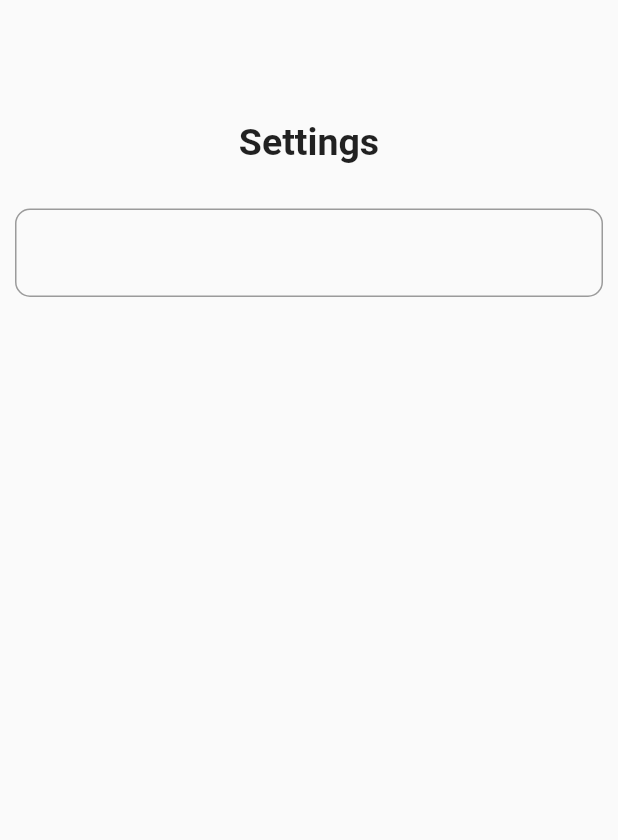
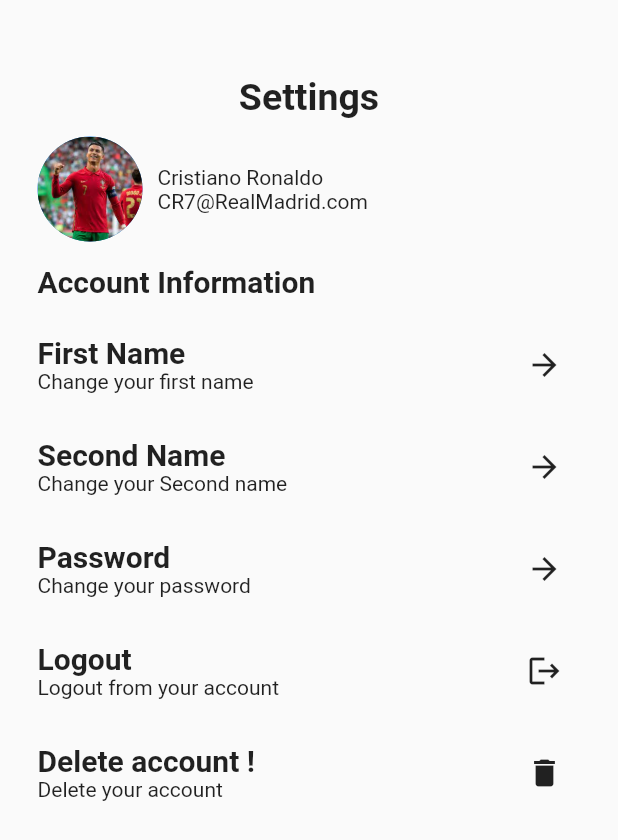
Before and after one commit to OmarOsama77/posts, a Flutter app: the Setting screen opened directly, on a phone screen of 412 x 824 dp. Shown: the top 840 px of the screen. Run offline on Flutter 3.47's test engine with Material 2 defaults, Android fonts, the phone set to English and light mode, and no system bars.

Commit message:
setting screen added

```diff
--- a/lib/main.dart
+++ b/lib/main.dart
@@ -1,6 +1,7 @@
-import 'package:flutter/material.dart';
+ import 'package:flutter/material.dart';
 import 'package:posts/providers/bottom_nav_bar_provider.dart';
 import 'package:posts/providers/register_view_model.dart';
+import 'package:posts/providers/settings_provider.dart';
 import 'package:posts/screens/home.dart';
 import 'package:posts/screens/authentication_screens/login.dart';
 import 'package:posts/screens/navigation/bottom_navigation_bar.dart';
@@ -20,6 +21,7 @@ class MyApp extends StatelessWidget {
       providers: [
         ChangeNotifierProvider(create:(_)=>RegisterViewModel()),
         ChangeNotifierProvider(create:(_)=>NavigationProvider()),
+        ChangeNotifierProvider(create:(_)=>SettingViewModel()),
       ],
       child: MaterialApp(
           initialRoute: '/',
--- /dev/null
+++ b/lib/providers/settings_provider.dart
@@ -0,0 +1,17 @@
+import 'package:flutter/material.dart';
+
+class SettingViewModel with ChangeNotifier{
+
+    //   showDialog(context: context, builder: (context)=>AlertDialog(
+    //           title: Text("Change your first name"),
+    //           content: TextFormField(
+    //             decoration: InputDecoration(
+    //               hintText: "Enter a new first name "
+    //             ),
+    //           ),
+    //           actions: [
+    //             ElevatedButton(onPressed: (){}, child: Text("Submit"))
+    //           ],
+    // ));
+
+}
--- a/lib/screens/setting.dart
+++ b/lib/screens/setting.dart
@@ -1,42 +1,127 @@
 import 'package:flutter/material.dart';
+import 'package:provider/provider.dart';
+
+import '../providers/settings_provider.dart';
 
 class Setting extends StatelessWidget {
   const Setting({Key? key}) : super(key: key);
+  Widget textField(String hintText){
+    return TextFormField(
+        decoration: InputDecoration(
+         hintText: hintText
+        ),
+    );
+  }
+    void passwordDialog (BuildContext context){
+        showDialog(context: context, builder: (context)=>AlertDialog(
+            title: Text("Change Password"),
+            content: Column(mainAxisSize: MainAxisSize.min,
+              children: [
+                  textField("Old Password"),
+                    textField("New Password"),
+                    textField("Confirm Password"),
+              ],
+            ),
+            actions: [
+              ElevatedButton(onPressed: (){}, child: Text("submit"))
+            ],
+        ));
+    }
+      void showDialogg (BuildContext context,String title, String hintText){
+           showDialog(context: context, builder: (context)=>AlertDialog(
+              title: Text(title),
+              content:  textField(hintText),
+              actions: [
+                ElevatedButton(onPressed: (){}, child: Text("Submit"))
+              ],
+    ));
+      }
+      Widget settingItem(onPreased(),String t1, String t2,Icon icon){
+        return Row(mainAxisAlignment: MainAxisAlignment.spaceBetween,
+          children: [
+                 Column(crossAxisAlignment: CrossAxisAlignment.start,
+                      children: [
+                        Text(t1,style: TextStyle(fontSize: 20,fontWeight: FontWeight.bold),),
+                        Text(t2)
+                      ],
+                    ),
+                    IconButton(onPressed: (){
+                        onPreased();
+                    }, icon: icon)
+                  ],
 
+        );
+      }
   @override
   Widget build(BuildContext context) {
     double screenWidth = MediaQuery.of(context).size.width;
+    final data = Provider.of<SettingViewModel>(context);
     return Scaffold(
-      body:
-      Container(
-        padding: EdgeInsets.only(top: 80),
+      body:   SafeArea(
+        child: SingleChildScrollView(
+          child: Container(
+            padding: EdgeInsets.only(top: 50,left: 25,right: 25),
             width: double.infinity,
-        child: Column(crossAxisAlignment: CrossAxisAlignment.center,
+            child: Column(mainAxisAlignment: MainAxisAlignment.spaceAround,crossAxisAlignment: CrossAxisAlignment.start,
               children: [
-            Text("Settings",style: TextStyle(fontWeight: FontWeight.bold,fontSize: 25),),
-            SizedBox(height: 30,),
-           SizedBox(
-             width: screenWidth-20,
-             child:  TextFormField(
+                Center(child: Text("Settings",style: TextStyle(fontSize: 25,fontWeight: FontWeight.bold),)),
+                SizedBox(height: 12,),
+                Row(
+                  children: [
+                    CircleAvatar(radius: 35,backgroundImage: AssetImage("images/ronaldo.jpg"),),
+                    SizedBox(width: 10,),
+                    Column(crossAxisAlignment: CrossAxisAlignment.start,mainAxisAlignment: MainAxisAlignment.spaceAround,
+                      children: [
+                        Text("Cristiano Ronaldo"),
 
-               decoration: InputDecoration(
-                 border: OutlineInputBorder(
-                   borderRadius: const BorderRadius.all(
-                     const Radius.circular(10.0),
+                        Text("CR7@RealMadrid.com")
+                      ],
+                    )
+                  ],
                 ),
-                   borderSide: BorderSide(
-                     width: 2,
-                     style: BorderStyle.solid,
+                SizedBox(height: 15,),
+                Text("Account Information",style: TextStyle(fontWeight: FontWeight.bold,fontSize: 20),),
+                SizedBox(height: 20,),
+                settingItem((){
+                  showDialogg(context,"First Name","Enter your first name");
+                }, "First Name", "Change your first name",Icon(Icons.arrow_forward)),
+                SizedBox(height: 20,),
+
+              settingItem((){
+                showDialogg(context,"Second Name","Enter your second name");
+              }, "Second Name", "Change your Second name",Icon(Icons.arrow_forward)),
+                SizedBox(height: 20,),
+              settingItem(() {
+                passwordDialog(context);
+              }, "Password", "Change your password",Icon(Icons.arrow_forward)),
+               SizedBox(height: 20,),
+              settingItem(() => null, "Logout", "Logout from your account",Icon(Icons.logout)),
+                SizedBox(height: 20,),
+                settingItem((){
+                  showDialog(context: context, builder: (context)=>AlertDialog(
+                      title: Text("Delete account"),
+                      content: Column(mainAxisSize: MainAxisSize.min,
+                        children: [
+                            Text("Are you sure you want to delete your account"),
+                            Row(mainAxisAlignment: MainAxisAlignment.spaceBetween,
+                              children: [
+                                ElevatedButton(onPressed: (){}, child: Text("Cancel")
                                 ),
+                                ElevatedButton(onPressed: (){}, child: Text("Yes"),style:ElevatedButton.styleFrom(
+                                  backgroundColor: Colors.red
+                                ) ,)
+                              ],
+                            )
+                        ],
+                      ),
+                  ));
+                }, "Delete account !", "Delete your account ",Icon(Icons.delete)),
+              ],
             ),
           ),
         ),
       )
 
-
-          ],
-        ),
-      )
     );
   }
 }
```
Also changed, not shown: lib/screens/authentication_screens/login.dart (+30 -23 lines), lib/screens/posts.dart (+39 -13 lines). Lines whose indentation alone changed are shown as unchanged.
